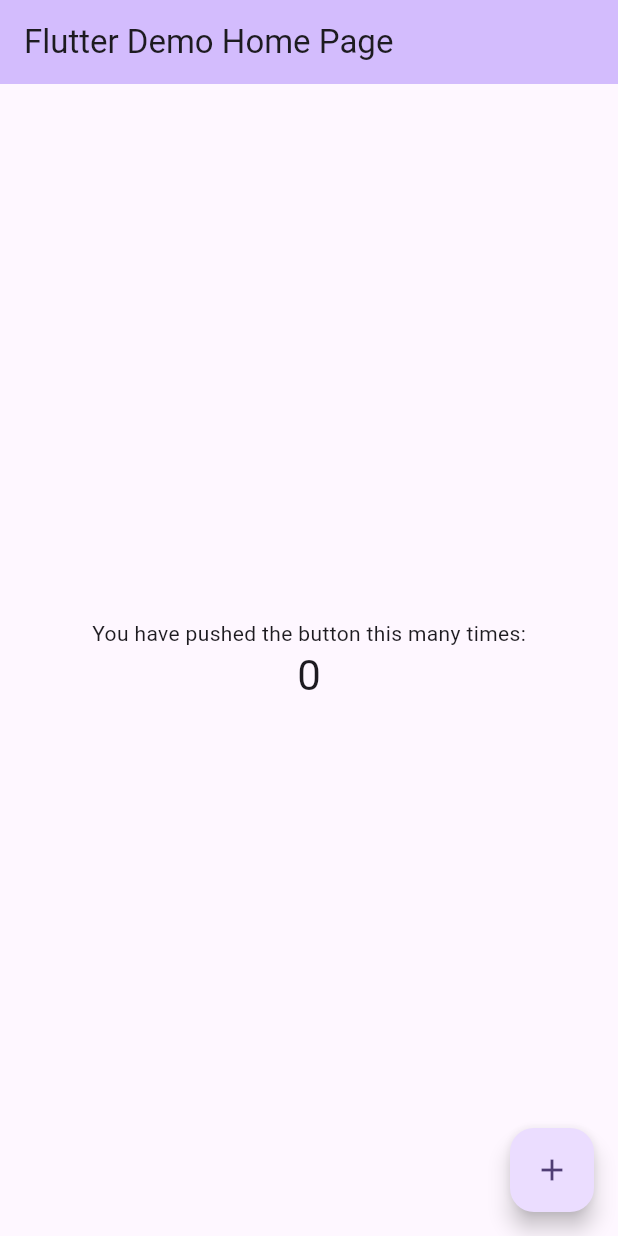
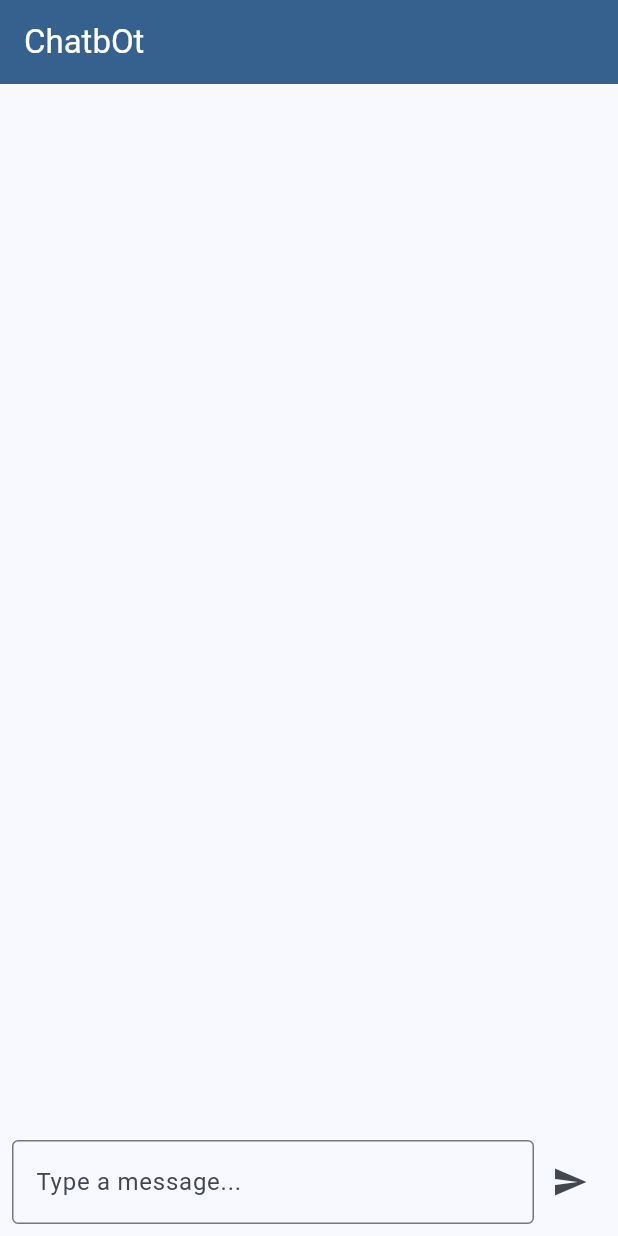
Before and after one commit to could-ai/019a52b3-908f-7399-b24c-00aa5dd7826c, a Flutter app: the screen it shows after launch, on a phone screen of 412 x 824 dp. Run offline on Flutter 3.47's test engine with Material 3 defaults, Android fonts, the phone set to English and light mode, and no system bars.

Commit message:
I have created a foundational chat interface for your 'ChatbOt' application. The default counter application has been replaced with a new `ChatScreen` that provides a user-friendly layout for messaging.
Key changes in `lib/main.dart`:
- **New `ChatScreen` Widget**: This stateful widget now serves as the home screen, managing the chat's state, including the list of messages.
- **Message Display**: Messages are displayed in a `ListView`, with user and bot messages aligned to the right and left, respectively, and styled with different background colors for clear distinction.
- **Text Input**: A `TextField` and a 'Send' `IconButton` are positioned at the bottom, allowing users to type and send messages.
- **Basic Bot Reply**: For now, the bot gives a simple, hardcoded response ("Hello! I am a bot.") to every message sent by the user.
- **Theming**: The app has been given a blue color scheme and a clean app bar with the title 'ChatbOt'.

This provides a solid starting point for us to build more advanced chatbot features.

```diff
--- a/usr/lib/main.dart
+++ b/usr/lib/main.dart
@@ -7,114 +7,112 @@ void main() {
 class MyApp extends StatelessWidget {
   const MyApp({super.key});
 
-  // This widget is the root of your application.
   @override
   Widget build(BuildContext context) {
     return MaterialApp(
-      title: 'Flutter Demo',
+      title: 'ChatbOt',
       debugShowCheckedModeBanner: false,
       theme: ThemeData(
-        // This is the theme of your application.
-        //
-        // TRY THIS: Try running your application with "flutter run". You'll see
-        // the application has a purple toolbar. Then, without quitting the app,
-        // try changing the seedColor in the colorScheme below to Colors.green
-        // and then invoke "hot reload" (save your changes or press the "hot
-        // reload" button in a Flutter-supported IDE, or press "r" if you used
-        // the command line to start the app).
-        //
-        // Notice that the counter didn't reset back to zero; the application
-        // state is not lost during the reload. To reset the state, use hot
-        // restart instead.
-        //
-        // This works for code too, not just values: Most code changes can be
-        // tested with just a hot reload.
-        colorScheme: ColorScheme.fromSeed(seedColor: Colors.deepPurple),
+        colorScheme: ColorScheme.fromSeed(seedColor: Colors.blue),
+        useMaterial3: true,
       ),
-      home: const MyHomePage(title: 'Flutter Demo Home Page'),
+      home: const ChatScreen(),
     );
   }
 }
 
-class MyHomePage extends StatefulWidget {
-  const MyHomePage({super.key, required this.title});
+class ChatMessage {
+  final String text;
+  final bool isUser;
 
-  // This widget is the home page of your application. It is stateful, meaning
-  // that it has a State object (defined below) that contains fields that affect
-  // how it looks.
+  ChatMessage({required this.text, required this.isUser});
+}
 
-  // This class is the configuration for the state. It holds the values (in this
-  // case the title) provided by the parent (in this case the App widget) and
-  // used by the build method of the State. Fields in a Widget subclass are
-  // always marked "final".
-
-  final String title;
+class ChatScreen extends StatefulWidget {
+  const ChatScreen({super.key});
 
   @override
-  State<MyHomePage> createState() => _MyHomePageState();
+  State<ChatScreen> createState() => _ChatScreenState();
 }
 
-class _MyHomePageState extends State<MyHomePage> {
-  int _counter = 0;
+class _ChatScreenState extends State<ChatScreen> {
+  final TextEditingController _controller = TextEditingController();
+  final List<ChatMessage> _messages = [];
 
-  void _incrementCounter() {
-    setState(() {
-      // This call to setState tells the Flutter framework that something has
-      // changed in this State, which causes it to rerun the build method below
-      // so that the display can reflect the updated values. If we changed
-      // _counter without calling setState(), then the build method would not be
-      // called again, and so nothing would appear to happen.
-      _counter++;
-    });
+  void _sendMessage() {
+    if (_controller.text.isNotEmpty) {
+      setState(() {
+        _messages.add(ChatMessage(text: _controller.text, isUser: true));
+        // Simple bot response
+        _messages.add(ChatMessage(text: 'Hello! I am a bot.', isUser: false));
+      });
+      _controller.clear();
+    }
   }
 
   @override
   Widget build(BuildContext context) {
-    // This method is rerun every time setState is called, for instance as done
-    // by the _incrementCounter method above.
-    //
-    // The Flutter framework has been optimized to make rerunning build methods
-    // fast, so that you can just rebuild anything that needs updating rather
-    // than having to individually change instances of widgets.
     return Scaffold(
       appBar: AppBar(
-        // TRY THIS: Try changing the color here to a specific color (to
-        // Colors.amber, perhaps?) and trigger a hot reload to see the AppBar
-        // change color while the other colors stay the same.
-        backgroundColor: Theme.of(context).colorScheme.inversePrimary,
-        // Here we take the value from the MyHomePage object that was created by
-        // the App.build method, and use it to set our appbar title.
-        title: Text(widget.title),
+        title: const Text('ChatbOt'),
+        backgroundColor: Theme.of(context).colorScheme.primary,
+        foregroundColor: Theme.of(context).colorScheme.onPrimary,
       ),
-      body: Center(
-        // Center is a layout widget. It takes a single child and positions it
-        // in the middle of the parent.
-        child: Column(
-          // Column is also a layout widget. It takes a list of children and
-          // arranges them vertically. By default, it sizes itself to fit its
-          // children horizontally, and tries to be as tall as its parent.
-          //
-          // Column has various properties to control how it sizes itself and
-          // how it positions its children. Here we use mainAxisAlignment to
-          // center the children vertically; the main axis here is the vertical
-          // axis because Columns are vertical (the cross axis would be
-          // horizontal).
-          //
-          // TRY THIS: Invoke "debug painting" (choose the "Toggle Debug Paint"
-          // action in the IDE, or press "p" in the console), to see the
-          // wireframe for each widget.
-          mainAxisAlignment: MainAxisAlignment.center,
-          children: <Widget>[
-            const Text('You have pushed the button this many times:'),
-            Text('$_counter', style: Theme.of(context).textTheme.headlineMedium),
-          ],
-        ),
+      body: Column(
+        children: [
+          Expanded(
+            child: ListView.builder(
+              padding: const EdgeInsets.all(8.0),
+              itemCount: _messages.length,
+              itemBuilder: (context, index) {
+                final message = _messages[index];
+                return Align(
+                  alignment: message.isUser ? Alignment.centerRight : Alignment.centerLeft,
+                  child: Container(
+                    margin: const EdgeInsets.symmetric(vertical: 4.0),
+                    padding: const EdgeInsets.all(12.0),
+                    decoration: BoxDecoration(
+                      color: message.isUser
+                          ? Theme.of(context).colorScheme.primary
+                          : Theme.of(context).colorScheme.secondary,
+                      borderRadius: BorderRadius.circular(16.0),
+                    ),
+                    child: Text(
+                      message.text,
+                      style: TextStyle(
+                        color: message.isUser
+                            ? Theme.of(context).colorScheme.onPrimary
+                            : Theme.of(context).colorScheme.onSecondary,
+                      ),
+                    ),
+                  ),
+                );
+              },
+            ),
+          ),
+          Padding(
+            padding: const EdgeInsets.all(8.0),
+            child: Row(
+              children: [
+                Expanded(
+                  child: TextField(
+                    controller: _controller,
+                    decoration: const InputDecoration(
+                      hintText: 'Type a message...',
+                      border: OutlineInputBorder(),
+                    ),
+                    onSubmitted: (value) => _sendMessage(),
+                  ),
+                ),
+                IconButton(
+                  icon: const Icon(Icons.send),
+                  onPressed: _sendMessage,
+                ),
+              ],
+            ),
+          ),
+        ],
       ),
-      floatingActionButton: FloatingActionButton(
-        onPressed: _incrementCounter,
-        tooltip: 'Increment',
-        child: const Icon(Icons.add),
-      ), // This trailing comma makes auto-formatting nicer for build methods.
     );
   }
 }
```
